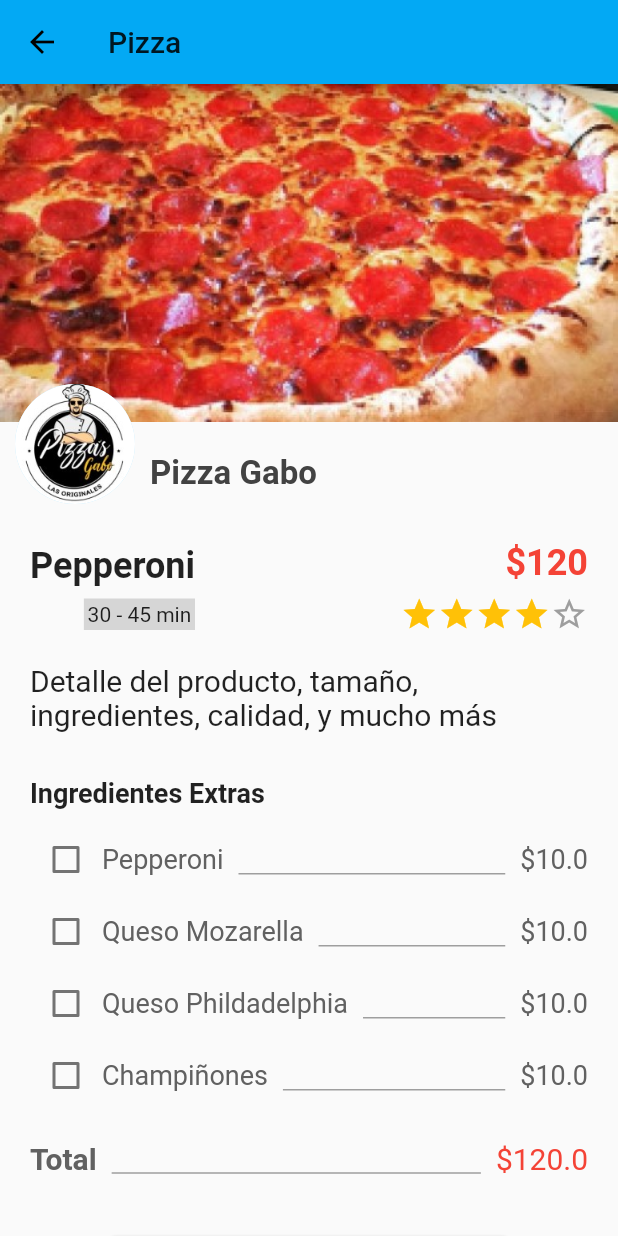
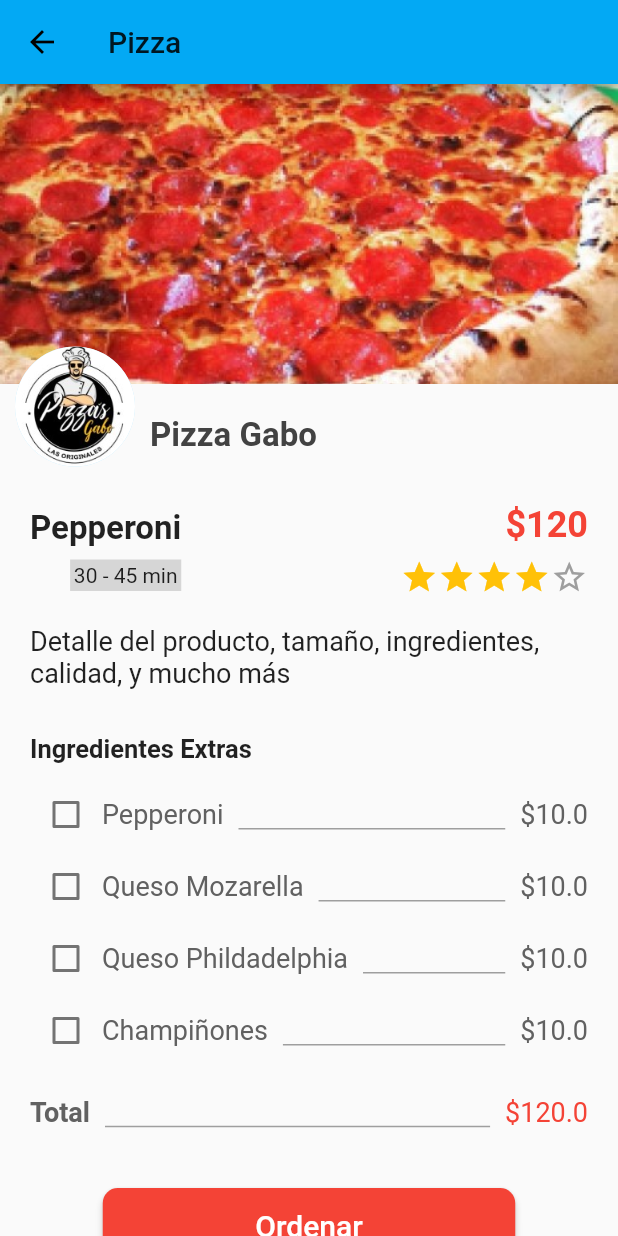
Before and after one commit to ErickRosete/flagspot-app, a Flutter app: the SubcategoryPage screen opened by its route, after a tap on "Pepperoni", on a phone screen of 412 x 824 dp. Run offline on Flutter 3.47's test engine with Material 2 defaults, Android fonts, the phone set to English and light mode, and no system bars.

Commit message:
modified font sizes

```diff
--- a/lib/pages/order/order.dart
+++ b/lib/pages/order/order.dart
@@ -16,11 +16,11 @@ class _OrderPageState extends State<OrderPage> {
           price: extraMap['price']))
       .toList();
 
-  var descStyle = TextStyle(fontSize: 20.0);
-  var subtitleStyle = TextStyle(fontWeight: FontWeight.bold, fontSize: 18.0);
-  var redStyle = TextStyle(fontSize: 20.0, color: Colors.red);
+  var descStyle = TextStyle(fontSize: 18.0);
+  var subtitleStyle = TextStyle(fontWeight: FontWeight.bold, fontSize: 17.0);
+  var redStyle = TextStyle(fontSize: 18.0, color: Colors.red);
   var greyStyle = TextStyle(
-      fontSize: 20.0, color: Colors.grey[700], fontWeight: FontWeight.bold);
+      fontSize: 18.0, color: Colors.grey[700], fontWeight: FontWeight.bold);
 
   @override
   Widget build(BuildContext context) {
@@ -40,7 +40,7 @@ class _OrderPageState extends State<OrderPage> {
         child: Column(
           children: <Widget>[
             Container(
-              height: 225.0,
+              height: 200.0,
               width: double.infinity,
               child: Image.asset(
                 "assets/pizzas-gabo-1.jpg",
@@ -86,7 +86,7 @@ class _OrderPageState extends State<OrderPage> {
                             margin: EdgeInsets.only(bottom: 8.0),
                             child: Text("Pepperoni",
                                 style: TextStyle(
-                                    fontSize: 24.0,
+                                    fontSize: 22.0,
                                     fontWeight: FontWeight.bold)),
                           ),
                           Container(
--- a/lib/pages/restaurant-detail/restaurant-detail.dart
+++ b/lib/pages/restaurant-detail/restaurant-detail.dart
@@ -52,7 +52,7 @@ class _RestaurantDetailState extends State<RestaurantDetailPage> {
                   Row(
                     children: <Widget>[
                       CircleAvatar(
-                        radius: 40.0,
+                        radius: 35.0,
                         backgroundImage: AssetImage("assets/restaurante-3.jpg"),
                       ),
                       Expanded(
@@ -62,7 +62,7 @@ class _RestaurantDetailState extends State<RestaurantDetailPage> {
                             "Pizzas Gabo",
                             style: TextStyle(
                               fontWeight: FontWeight.bold,
-                              fontSize: 24.0,
+                              fontSize: 22.0,
                             ),
                           ),
                         ),
--- a/lib/widgets/restaurant-detail/restaurant-menu.dart
+++ b/lib/widgets/restaurant-detail/restaurant-menu.dart
@@ -50,7 +50,7 @@ class RestaurantMenuItem extends StatelessWidget {
                             color: Colors.amber,
                             size: 25.0,
                           ),
-                          Text('4.5 (200+)', style: TextStyle(fontSize: 18.0)),
+                          Text('4.5 (200+)', style: TextStyle(fontSize: 16.0)),
                         ],
                       ),
                       Container(
@@ -61,7 +61,7 @@ class RestaurantMenuItem extends StatelessWidget {
                             border: Border.all(color: Colors.red, width: 1)),
                         child: Text("120",
                             style:
-                                TextStyle(fontSize: 18.0, color: Colors.red)),
+                                TextStyle(fontSize: 16.0, color: Colors.red)),
                       )
                     ],
                   ),
--- a/lib/widgets/restaurant/filter-button.dart
+++ b/lib/widgets/restaurant/filter-button.dart
@@ -1,4 +1,5 @@
 import 'package:flutter/material.dart';
+import 'package:flutter/widgets.dart';
 import '../../models/sort.dart';
 import './filter-radio.dart';
 
@@ -78,7 +79,6 @@ class _ModalBottomSheetState extends State<ModalBottomSheet> {
                     }))
                 .toList(),
           ),
-          Divider(),
           Expanded(
             child: Container(),
           ),
@@ -100,7 +100,9 @@ class _ModalBottomSheetState extends State<ModalBottomSheet> {
               ),
             ),
           ),
-          SizedBox(height: 10.0)
+          Expanded(
+            child: Container(),
+          ),
         ],
       ),
     );
--- a/lib/widgets/restaurant/filter-radio.dart
+++ b/lib/widgets/restaurant/filter-radio.dart
@@ -13,7 +13,7 @@ class FilterRadio extends StatelessWidget {
     return RadioListTile(
       title: Text(
         this.sortOptionRadio.title,
-        style: TextStyle(fontSize: 18.0),
+        style: TextStyle(fontSize: 17.0),
       ),
       value: this.sortOptionRadio.sortOption,
       groupValue: this.options,
--- a/lib/widgets/restaurant/menu.dart
+++ b/lib/widgets/restaurant/menu.dart
@@ -23,6 +23,8 @@ class _MenuState extends State<Menu> {
       child: Container(
         color: Colors.transparent,
         padding: EdgeInsets.all(5.0),
+        child: SingleChildScrollView(
+          scrollDirection: Axis.horizontal,
           child: Row(
             mainAxisAlignment: MainAxisAlignment.center,
             children: <Widget>[
@@ -41,6 +43,7 @@ class _MenuState extends State<Menu> {
             ],
           ),
         ),
+      ),
     );
   }
 }
--- a/lib/widgets/restaurant/restaurant-button.dart
+++ b/lib/widgets/restaurant/restaurant-button.dart
@@ -8,9 +8,9 @@ class RestaurantButton extends StatelessWidget {
   @override
   Widget build(BuildContext context) {
     return Container(
-      margin: EdgeInsets.only(right: 50.0, bottom: 10.0),
-      height: 75.0,
-      width: 75.0,
+      margin: EdgeInsets.only(right: 30.0, bottom: 10.0),
+      height: 70.0,
+      width: 70.0,
       child: FittedBox(
         child: FloatingActionButton(
           heroTag: id,
--- a/lib/widgets/restaurant/restaurant-list.dart
+++ b/lib/widgets/restaurant/restaurant-list.dart
@@ -5,7 +5,7 @@ class RestaurantList extends StatelessWidget {
   @override
   Widget build(BuildContext context) {
     final TextStyle titleStyle = TextStyle(
-        fontWeight: FontWeight.bold, fontSize: 26.0, color: Colors.grey[700]);
+        fontWeight: FontWeight.bold, fontSize: 22.0, color: Colors.grey[700]);
 
     List<Widget> restaurantOptions = new List<Widget>();
     for (var i = 0; i <= 4; i++) {
--- a/lib/widgets/restaurant/subcategory-card.dart
+++ b/lib/widgets/restaurant/subcategory-card.dart
@@ -11,8 +11,8 @@ class SubcategoryCard extends StatelessWidget {
     return GestureDetector(
       onTap: () => Navigator.pushNamed(context, '/subcategory'),
       child: Container(
-        height: 230.0,
-        width: 320.0,
+        height: 175.0,
+        width: 250.0,
         margin: EdgeInsets.all(10.0),
         child: Stack(
           children: <Widget>[
@@ -31,7 +31,7 @@ class SubcategoryCard extends StatelessWidget {
                 subcategory.name,
                 style: TextStyle(
                   fontWeight: FontWeight.bold,
-                  fontSize: 24.0,
+                  fontSize: 22.0,
                   color: Colors.white,
                 ),
               ),
--- a/lib/widgets/restaurant/subcategory-list.dart
+++ b/lib/widgets/restaurant/subcategory-list.dart
@@ -10,7 +10,7 @@ class SubcategoryList extends StatelessWidget {
   @override
   Widget build(BuildContext context) {
     final TextStyle titleStyle = TextStyle(
-        fontWeight: FontWeight.bold, fontSize: 26.0, color: Colors.grey[700]);
+        fontWeight: FontWeight.bold, fontSize: 22.0, color: Colors.grey[700]);
 
     return Container(
         margin: EdgeInsets.only(top: 10.0, bottom: 10.0),
--- a/lib/widgets/subcategory/product-card.dart
+++ b/lib/widgets/subcategory/product-card.dart
@@ -13,7 +13,7 @@ class ProductCard extends StatelessWidget {
     return GestureDetector(
       onTap: () => Navigator.pushNamed(context, '/order'),
       child: Container(
-          width: 320.0,
+          width: 250.0,
           margin: EdgeInsets.all(10.0),
           child: Column(
             children: <Widget>[
@@ -22,7 +22,7 @@ class ProductCard extends StatelessWidget {
                 child: Image.asset(
                   product.imgUrl,
                   fit: BoxFit.cover,
-                  height: 200.0,
+                  height: 160.0,
                 ),
               ),
               Container(
@@ -33,7 +33,7 @@ class ProductCard extends StatelessWidget {
                 child: Row(
                   children: <Widget>[
                     Container(
-                      constraints: BoxConstraints(maxWidth: 175.0),
+                      constraints: BoxConstraints(maxWidth: 120.0),
                       margin: EdgeInsets.only(right: 7.5),
                       child: Text(
                         product.name,
--- a/lib/widgets/subcategory/product-list.dart
+++ b/lib/widgets/subcategory/product-list.dart
@@ -10,7 +10,7 @@ class ProductList extends StatelessWidget {
   @override
   Widget build(BuildContext context) {
     final TextStyle titleStyle = TextStyle(
-        fontWeight: FontWeight.bold, fontSize: 26.0, color: Colors.grey[700]);
+        fontWeight: FontWeight.bold, fontSize: 22.0, color: Colors.grey[700]);
 
     return Container(
         margin: EdgeInsets.only(top: 10.0, bottom: 10.0),
--- a/lib/widgets/ui_elements/custom-button.dart
+++ b/lib/widgets/ui_elements/custom-button.dart
@@ -36,7 +36,7 @@ class CustomButton extends StatelessWidget {
                 style: TextStyle(
                   color: this.active ? Colors.white : Colors.red,
                   fontWeight: FontWeight.bold,
-                  fontSize: 18.0,
+                  fontSize: 17.0,
                 ),
               ),
             ),
```
Also changed, not shown: lib/widgets/restaurant-detail/restaurant-info.dart (+6 -4 lines). Lines whose indentation alone changed are shown as unchanged.
